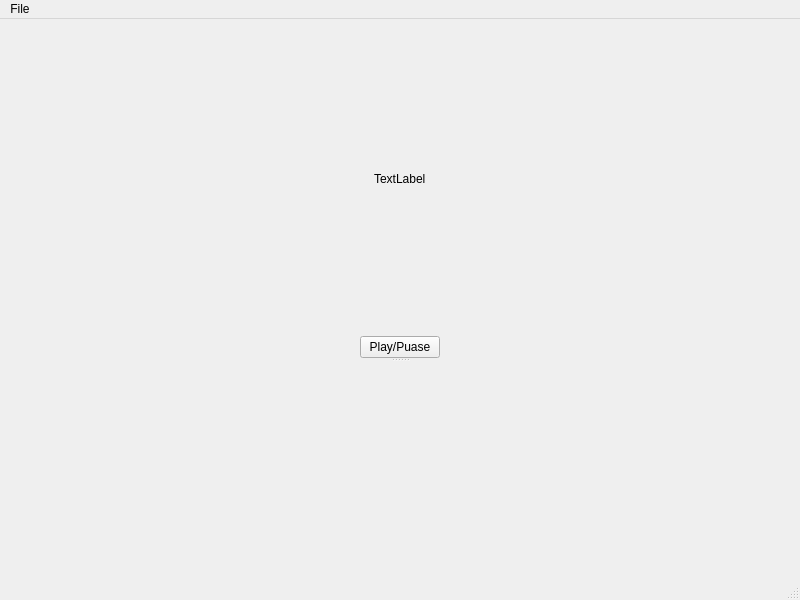
The window that mainwindow.ui (AdamHassan338/VideoEditor) describes before a commit, drawn with Qt 5.
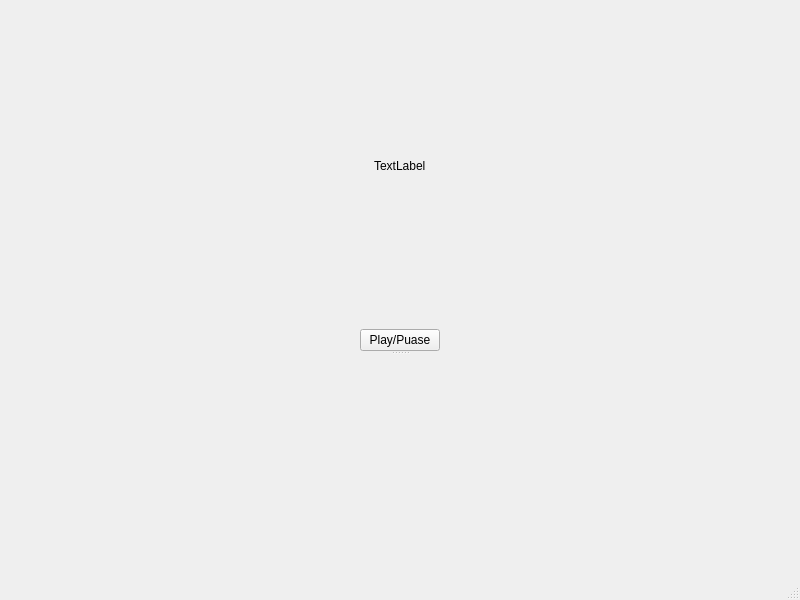
The same window after the commit. Custom widgets are drawn as their Qt base class.

What changed in the file:
```diff
--- a/mainwindow.ui
+++ b/mainwindow.ui
@@ -112,13 +112,6 @@
      <height>26</height>
     </rect>
    </property>
-   <widget class="QMenu" name="menuFile">
-    <property name="title">
-     <string>File</string>
-    </property>
-    <addaction name="actionExport"/>
-   </widget>
-   <addaction name="menuFile"/>
   </widget>
   <widget class="QStatusBar" name="statusbar"/>
   <action name="actionExport">
```
